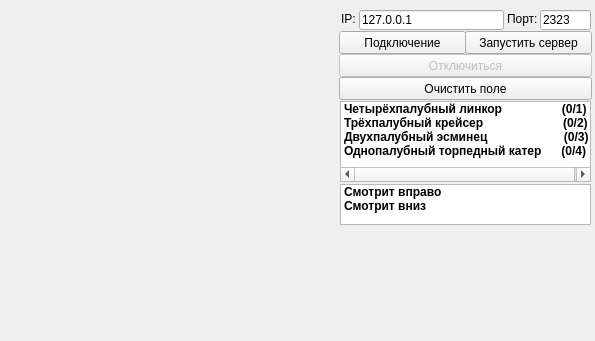
Qt form SeaBattle.ui (Centronics/SeaBattle) before a commit.
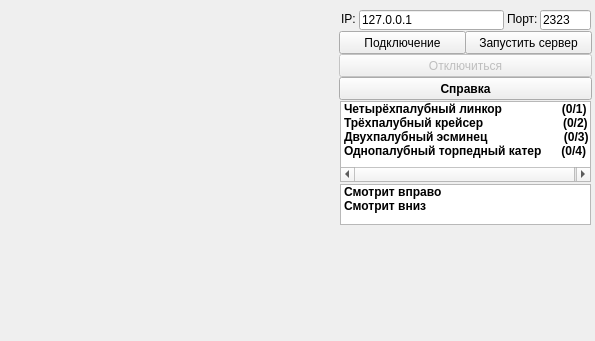
The same form after that commit.

```diff
--- a/SeaBattle.ui
+++ b/SeaBattle.ui
@@ -242,8 +242,15 @@
      <height>23</height>
     </rect>
    </property>
+   <property name="font">
+    <font>
+     <weight>75</weight>
+     <bold>true</bold>
+     <underline>false</underline>
+    </font>
+   </property>
    <property name="text">
-    <string>Очистить поле</string>
+    <string>Справка</string>
    </property>
   </widget>
   <widget class="QLabel" name="lblIPAddress">
```
